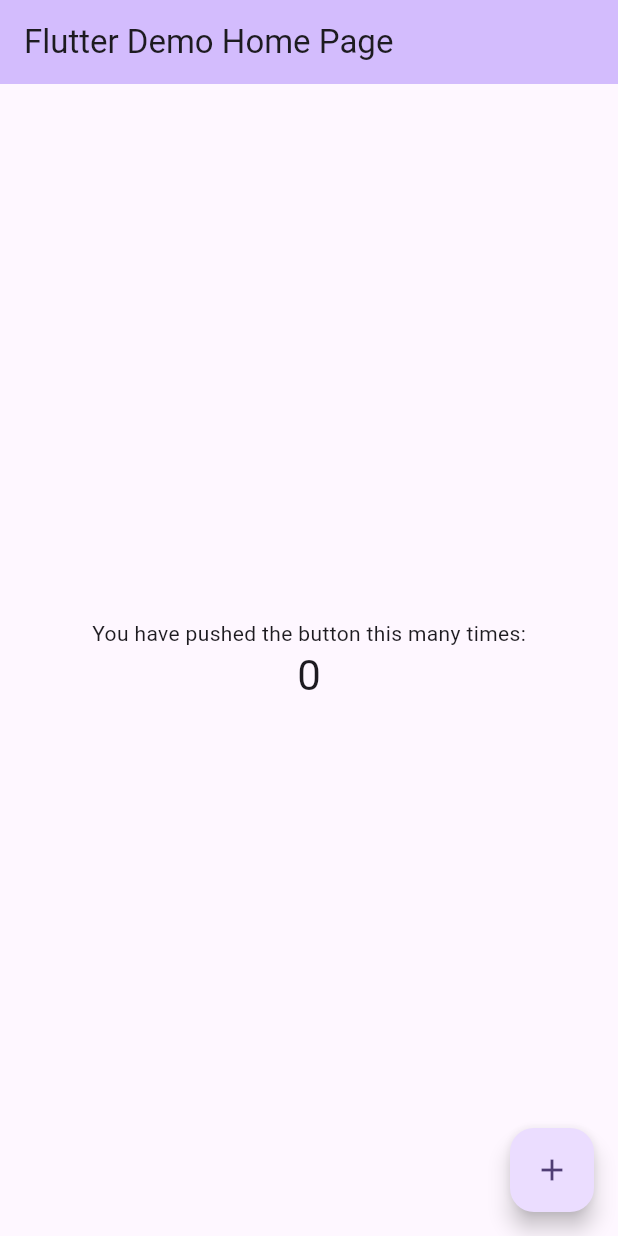
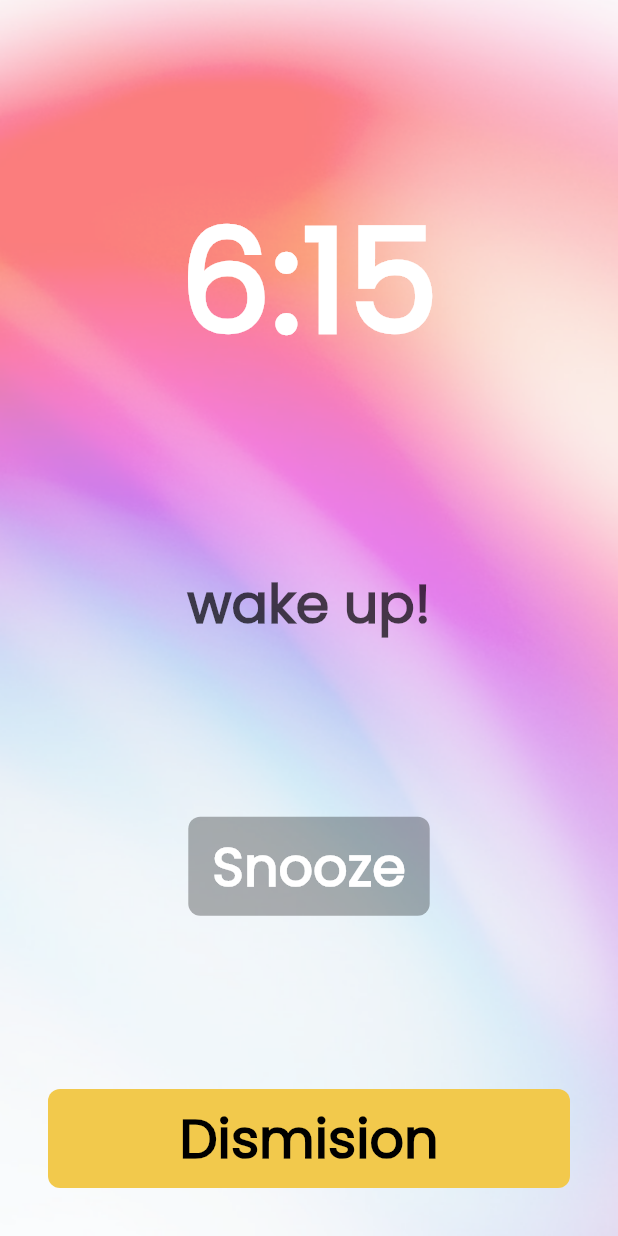
Before and after one commit to ramezAlhosni/alarm-app, a Flutter app: the screen it shows after launch, on a phone screen of 412 x 824 dp. Run offline on Flutter 3.47's test engine with Material 2 defaults, Android fonts, the phone set to English and light mode, and no system bars.

Commit message:
create alarm ringing view

```diff
--- /dev/null
+++ b/lib/core/constant.dart
@@ -0,0 +1,5 @@
+import 'package:flutter/material.dart';
+
+const String kPriFonts = 'Poppins';
+const Color kDimisionButtonColor = Color(0xffF2C94C);
+const Color kSnoozeButtonColor = Colors.black;
--- /dev/null
+++ b/lib/core/util/styles.dart
@@ -0,0 +1,20 @@
+import 'package:alarm_app/core/constant.dart';
+import 'package:flutter/material.dart';
+
+abstract class Fonts {
+  static const textStyle96W8 = TextStyle(
+      fontSize: 96,
+      fontWeight: FontWeight.w800,
+      fontFamily: kPriFonts,
+      color: Colors.white);
+  static const textStyle36W7 = TextStyle(
+      fontSize: 36,
+      fontWeight: FontWeight.w700,
+      fontFamily: kPriFonts,
+      color: Colors.black);
+  static const textStyle18W4 = TextStyle(
+    fontSize: 36,
+    fontWeight: FontWeight.w700,
+    fontFamily: kPriFonts,
+  );
+}
--- /dev/null
+++ b/lib/features/presentation/views/alarm_ringing_view.dart
@@ -0,0 +1,17 @@
+import 'package:alarm_app/features/presentation/views/widgets/alarm_ringing_view_body.dart';
+import 'package:flutter/material.dart';
+
+class AlarmRingingView extends StatelessWidget {
+  const AlarmRingingView({super.key});
+
+  @override
+  Widget build(BuildContext context) {
+    return const Scaffold(
+      body: AlarmRingingViewBody(
+        time: '6:15',
+        title: 'wake up!',
+        isSnooze: true,
+      ),
+    );
+  }
+}
--- /dev/null
+++ b/lib/features/presentation/views/widgets/alarm_ringing_view_body.dart
@@ -0,0 +1,62 @@
+import 'package:alarm_app/core/constant.dart';
+import 'package:alarm_app/core/util/styles.dart';
+import 'package:alarm_app/features/presentation/views/widgets/custom_Button.dart';
+import 'package:flutter/material.dart';
+
+class AlarmRingingViewBody extends StatelessWidget {
+  const AlarmRingingViewBody(
+      {super.key,
+      required this.time,
+      required this.title,
+      required this.isSnooze});
+  final String time;
+  final String title;
+  final bool isSnooze;
+
+  @override
+  Widget build(BuildContext context) {
+    return Container(
+      width: MediaQuery.of(context).size.width,
+      decoration: const BoxDecoration(
+        image: DecorationImage(
+            image: AssetImage(
+              'assets/image/unsplash_tZCrFpSNiIQ .png',
+            ),
+            fit: BoxFit.fill),
+      ),
+      child: Column(
+        mainAxisSize: MainAxisSize.max,
+        children: [
+          const Spacer(),
+          Text(
+            time,
+            style: Fonts.textStyle96W8,
+          ), //ringing time
+          const Spacer(),
+          Text(
+            title,
+            style: Fonts.textStyle36W7
+                .copyWith(color: Colors.black.withOpacity(0.7)),
+          ),
+          const Spacer(),
+          Visibility(
+            visible: isSnooze,
+            child: CustomButton(
+                text: 'Snooze',
+                backgroundColor: kSnoozeButtonColor.withOpacity(0.3),
+                textColor: Colors.white),
+          ), //snooze button
+          const Spacer(),
+          const CustomButton(
+              width: double.infinity,
+              text: 'Dismision',
+              backgroundColor: kDimisionButtonColor,
+              textColor: Colors.black),
+          const SizedBox(
+            height: 32,
+          )
+        ],
+      ),
+    );
+  }
+}
--- /dev/null
+++ b/lib/features/presentation/views/widgets/custom_button.dart
@@ -0,0 +1,41 @@
+import 'package:alarm_app/core/util/styles.dart';
+import 'package:flutter/material.dart';
+
+class CustomButton extends StatelessWidget {
+  const CustomButton(
+      {super.key,
+      this.onTap,
+      required this.text,
+      required this.backgroundColor,
+      required this.textColor,
+      this.width});
+  final void Function()? onTap;
+  final String text;
+  final Color backgroundColor;
+  final Color textColor;
+  final double? width;
+  @override
+  Widget build(BuildContext context) {
+    return Padding(
+      padding: const EdgeInsets.symmetric(horizontal: 32),
+      child: GestureDetector(
+        onTap: onTap,
+        child: Container(
+          padding: const EdgeInsets.symmetric(horizontal: 16, vertical: 6),
+          width: width,
+          decoration: BoxDecoration(
+            borderRadius: BorderRadius.circular(8),
+            color: backgroundColor,
+          ),
+          child: Text(
+            text,
+            textAlign: TextAlign.center,
+            style: Fonts.textStyle18W4.copyWith(
+              color: textColor,
+            ),
+          ),
+        ),
+      ),
+    );
+  }
+}
--- a/lib/main.dart
+++ b/lib/main.dart
@@ -1,125 +1,18 @@
+import 'package:alarm_app/features/presentation/views/alarm_ringing_view.dart';
 import 'package:flutter/material.dart';
 
 void main() {
-  runApp(const MyApp());
+  runApp(const AlarmApp());
 }
 
-class MyApp extends StatelessWidget {
-  const MyApp({super.key});
+class AlarmApp extends StatelessWidget {
+  const AlarmApp({super.key});
 
-  // This widget is the root of your application.
   @override
   Widget build(BuildContext context) {
-    return MaterialApp(
-      title: 'Flutter Demo',
-      theme: ThemeData(
-        // This is the theme of your application.
-        //
-        // TRY THIS: Try running your application with "flutter run". You'll see
-        // the application has a blue toolbar. Then, without quitting the app,
-        // try changing the seedColor in the colorScheme below to Colors.green
-        // and then invoke "hot reload" (save your changes or press the "hot
-        // reload" button in a Flutter-supported IDE, or press "r" if you used
-        // the command line to start the app).
-        //
-        // Notice that the counter didn't reset back to zero; the application
-        // state is not lost during the reload. To reset the state, use hot
-        // restart instead.
-        //
-        // This works for code too, not just values: Most code changes can be
-        // tested with just a hot reload.
-        colorScheme: ColorScheme.fromSeed(seedColor: Colors.deepPurple),
-        useMaterial3: true,
-      ),
-      home: const MyHomePage(title: 'Flutter Demo Home Page'),
+    return const MaterialApp(
+      debugShowCheckedModeBanner: false,
+      home: AlarmRingingView(),
     );
   }
 }
-
-class MyHomePage extends StatefulWidget {
-  const MyHomePage({super.key, required this.title});
-
-  // This widget is the home page of your application. It is stateful, meaning
-  // that it has a State object (defined below) that contains fields that affect
-  // how it looks.
-
-  // This class is the configuration for the state. It holds the values (in this
-  // case the title) provided by the parent (in this case the App widget) and
-  // used by the build method of the State. Fields in a Widget subclass are
-  // always marked "final".
-
-  final String title;
-
-  @override
-  State<MyHomePage> createState() => _MyHomePageState();
-}
-
-class _MyHomePageState extends State<MyHomePage> {
-  int _counter = 0;
-
-  void _incrementCounter() {
-    setState(() {
-      // This call to setState tells the Flutter framework that something has
-      // changed in this State, which causes it to rerun the build method below
-      // so that the display can reflect the updated values. If we changed
-      // _counter without calling setState(), then the build method would not be
-      // called again, and so nothing would appear to happen.
-      _counter++;
-    });
-  }
-
-  @override
-  Widget build(BuildContext context) {
-    // This method is rerun every time setState is called, for instance as done
-    // by the _incrementCounter method above.
-    //
-    // The Flutter framework has been optimized to make rerunning build methods
-    // fast, so that you can just rebuild anything that needs updating rather
-    // than having to individually change instances of widgets.
-    return Scaffold(
-      appBar: AppBar(
-        // TRY THIS: Try changing the color here to a specific color (to
-        // Colors.amber, perhaps?) and trigger a hot reload to see the AppBar
-        // change color while the other colors stay the same.
-        backgroundColor: Theme.of(context).colorScheme.inversePrimary,
-        // Here we take the value from the MyHomePage object that was created by
-        // the App.build method, and use it to set our appbar title.
-        title: Text(widget.title),
-      ),
-      body: Center(
-        // Center is a layout widget. It takes a single child and positions it
-        // in the middle of the parent.
-        child: Column(
-          // Column is also a layout widget. It takes a list of children and
-          // arranges them vertically. By default, it sizes itself to fit its
-          // children horizontally, and tries to be as tall as its parent.
-          //
-          // Column has various properties to control how it sizes itself and
-          // how it positions its children. Here we use mainAxisAlignment to
-          // center the children vertically; the main axis here is the vertical
-          // axis because Columns are vertical (the cross axis would be
-          // horizontal).
-          //
-          // TRY THIS: Invoke "debug painting" (choose the "Toggle Debug Paint"
-          // action in the IDE, or press "p" in the console), to see the
-          // wireframe for each widget.
-          mainAxisAlignment: MainAxisAlignment.center,
-          children: <Widget>[
-            const Text(
-              'You have pushed the button this many times:',
-            ),
-            Text(
-              '$_counter',
-              style: Theme.of(context).textTheme.headlineMedium,
-            ),
-          ],
-        ),
-      ),
-      floatingActionButton: FloatingActionButton(
-        onPressed: _incrementCounter,
-        tooltip: 'Increment',
-        child: const Icon(Icons.add),
-      ), // This trailing comma makes auto-formatting nicer for build methods.
-    );
-  }
-}
```
Also changed, not shown: pubspec.yaml (+10 -14 lines), assets/fonts/Poppins-Regular.ttf (added), assets/image/unsplash_tZCrFpSNiIQ .png (added), 1 other file.
